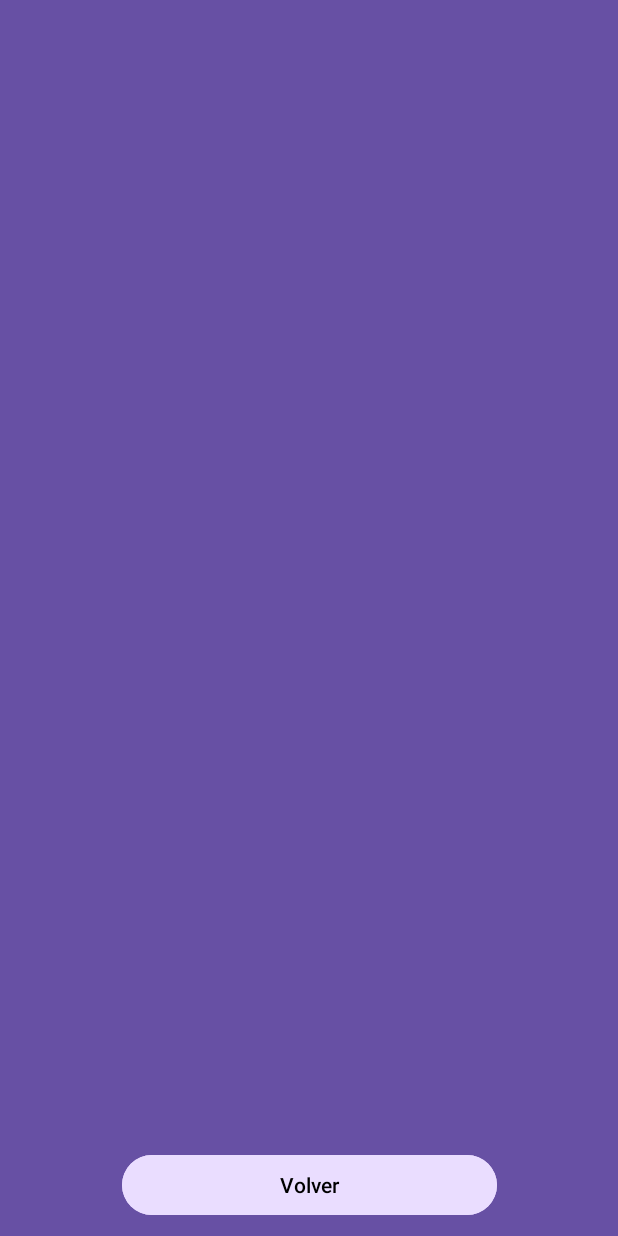
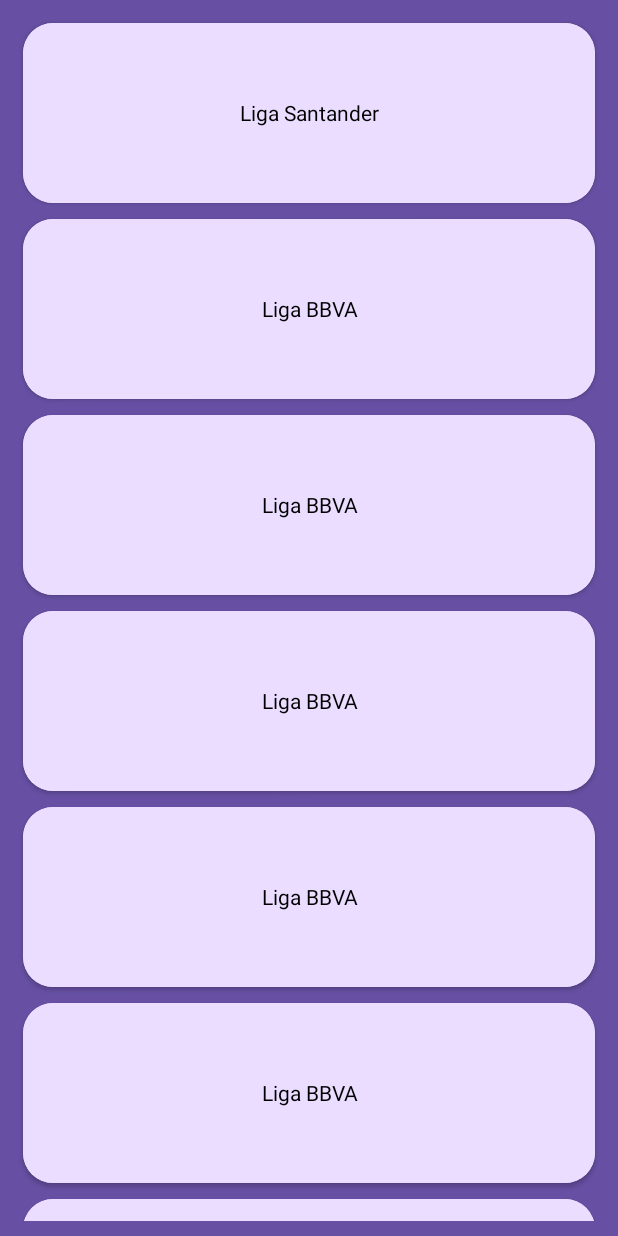
Before and after one commit to Javi-M79/AppLigas, an Android app: the fragment MainFragment shown on its own in the app's theme, on a phone screen of 412 x 824 dp. Run offline under Robolectric (Android 15) with nearby library versions, the phone set to English and light mode, and no system bars; 1 statement that could not run was skipped.

Commit message:
Actualizaciones e implementacion del Recycler para las ligas

```diff
--- a/app/src/main/AndroidManifest.xml
+++ b/app/src/main/AndroidManifest.xml
@@ -1,5 +1,6 @@
 <?xml version="1.0" encoding="utf-8"?>
 <manifest xmlns:android="http://schemas.android.com/apk/res/android"
+
     xmlns:tools="http://schemas.android.com/tools">
 
     <!-- INCLUIR CONEXION A INTERNET -->
--- a/app/src/main/java/com/example/appligas/Equipo.kt
+++ /dev/null
@@ -1,4 +0,0 @@
-package com.example.appligas
-
-class Equipo {
-}
--- a/app/src/main/java/com/example/appligas/Liga.kt
+++ /dev/null
@@ -1,4 +0,0 @@
-package com.example.appligas
-
-class Liga {
-}
--- /dev/null
+++ b/app/src/main/java/com/example/appligas/adapter/LigaAdapter.kt
@@ -0,0 +1,40 @@
+package com.example.appligas.adapter
+
+import android.content.Context
+import android.view.LayoutInflater
+import android.view.View
+import android.view.ViewGroup
+import android.widget.TextView
+import androidx.recyclerview.widget.RecyclerView
+import androidx.recyclerview.widget.RecyclerView.ViewHolder
+import com.example.appligas.R
+import com.example.appligas.model.Liga
+
+
+//FRAGMENT QUE HARA DE ADAPTADOR PARA EL RECYCLER DE LAS LIGAS
+class LigaAdapter(val listaLigas: ArrayList<Liga>, val context: Context) :
+    RecyclerView.Adapter<LigaAdapter.MyHolder>() {
+
+
+    class MyHolder(val item: View) : ViewHolder(item) {
+
+        var nombre: TextView = item.findViewById(R.id.nombreliga)
+
+    }
+
+    override fun onCreateViewHolder(parent: ViewGroup, viewType: Int): MyHolder {
+        val vista: View =
+            LayoutInflater.from(parent.context).inflate(R.layout.template_liga, parent, false)
+        return MyHolder(vista)
+    }
+
+    override fun getItemCount(): Int = listaLigas.size
+
+
+    override fun onBindViewHolder(holder: MyHolder, position: Int) {
+        //Quiero que el nombre de la liga lo traiga de una API
+        val liga: Liga = listaLigas[position]
+        holder.nombre.text = liga.nombre
+
+    }
+}
--- /dev/null
+++ b/app/src/main/java/com/example/appligas/model/Liga.kt
@@ -0,0 +1,10 @@
+package com.example.appligas.model
+
+import java.io.Serializable
+
+class Liga (var nombre: String
+) {
+
+
+
+}
--- a/app/src/main/java/com/example/appligas/ui/fragments/MainFragment.kt
+++ b/app/src/main/java/com/example/appligas/ui/fragments/MainFragment.kt
@@ -8,20 +8,23 @@ import android.view.View.OnClickListener
 import android.view.ViewGroup
 import androidx.fragment.app.Fragment
 import androidx.navigation.fragment.findNavController
+import androidx.recyclerview.widget.LinearLayoutManager
 import com.example.appligas.R
+import com.example.appligas.adapter.LigaAdapter
 import com.example.appligas.databinding.FragmentMainBinding
+import com.example.appligas.model.Liga
 
 class MainFragment : Fragment(), OnClickListener {
 
 
     private lateinit var binding: FragmentMainBinding
+    private lateinit var ligaAdapter: LigaAdapter
+    private var listaLigas: ArrayList<Liga> = ArrayList()
 
     //Metodo que ACOPLA los elementos de la pantalla con el Fragment.
     override fun onAttach(context: Context) {
         super.onAttach(context)
 
-        //Si pongo a escuchar este biton, la aplicacion no pasa de fragment y se cierra.???
-//        binding.btnback.setOnClickListener(this)
 
     }
 
@@ -35,28 +38,37 @@ class MainFragment : Fragment(), OnClickListener {
         binding = FragmentMainBinding.inflate(inflater, container, false)
         return binding.root
 
+
     }
 
+    //En este metodo incluimos la logica de la UI (escucha de botones, etc)
     override fun onViewCreated(view: View, savedInstanceState: Bundle?) {
         super.onViewCreated(view, savedInstanceState)
-
+        listaLigas.add(Liga("Liga Santander"))
+        listaLigas.add(Liga("Liga BBVA"))
+        listaLigas.add(Liga("Liga BBVA"))
+        listaLigas.add(Liga("Liga BBVA"))
+        listaLigas.add(Liga("Liga BBVA"))
+        listaLigas.add(Liga("Liga BBVA"))
+        listaLigas.add(Liga("Liga BBVA"))
+        listaLigas.add(Liga("Liga BBVA"))
+        listaLigas.add(Liga("Liga BBVA"))
+        //En vez d ethis se usa requiredContext
+        ligaAdapter = LigaAdapter(listaLigas, requireContext())
+        binding.recyclerLigas.adapter = ligaAdapter
+        binding.recyclerLigas.layoutManager = LinearLayoutManager(requireContext())
+        binding.btnback.setOnClickListener(this)
     }
 
 
     //Metodo que DESACOPLA los elementos de la pantalla con el Fragment.
     override fun onDetach() {
-        super.onDetach()
-    }
+        super.onDetach()    }
 
     override fun onClick(v: View?) {
         when (v?.id) {
 
-            //No funciona este metodo.??
-            binding.btnback.id -> {
-                findNavController().navigate(R.id.action_mainFragment_to_loginFragment)
+
             }
         }
     }
-
-
-}
--- a/app/src/main/res/layout/fragment_login.xml
+++ b/app/src/main/res/layout/fragment_login.xml
@@ -113,7 +113,7 @@
         android:layout_width="150dp"
         android:layout_height="wrap_content"
         android:layout_marginTop="40dp"
-        android:backgroundTint="@color/button"
+        android:backgroundTint="@color/componentes"
         android:text="Entrar"
         android:textColor="@color/black"
         app:layout_constraintEnd_toStartOf="@+id/guidelinevertical"
@@ -125,7 +125,7 @@
         android:layout_width="150dp"
         android:layout_height="wrap_content"
         android:layout_marginTop="40dp"
-        android:backgroundTint="@color/button"
+        android:backgroundTint="@color/componentes"
         android:text="Registro"
         android:textColor="@color/black"
         app:layout_constraintEnd_toEndOf="parent"
--- a/app/src/main/res/layout/fragment_main.xml
+++ b/app/src/main/res/layout/fragment_main.xml
@@ -15,24 +15,11 @@
         android:id="@+id/recyclerLigas"
         android:layout_width="0dp"
         android:layout_height="0dp"
-        app:layout_constraintBottom_toTopOf="@+id/btnback"
+        app:layout_constraintBottom_toBottomOf="parent"
         app:layout_constraintEnd_toEndOf="parent"
         app:layout_constraintStart_toStartOf="parent"
         app:layout_constraintTop_toTopOf="parent" />
 
-    <Button
-        android:id="@+id/btnback"
-        android:layout_width="250dp"
-        android:layout_height="wrap_content"
-        android:layout_gravity="center"
-        android:layout_marginTop="25dp"
-        android:backgroundTint="@color/button"
-        android:text="Volver"
-        app:layout_constraintBottom_toBottomOf="parent"
-        app:layout_constraintEnd_toEndOf="parent"
-        app:layout_constraintStart_toStartOf="parent"
-        app:layout_constraintTop_toBottomOf="@id/recyclerLigas"
-        android:textColor="@color/black" />
 
 
 
--- a/app/src/main/res/layout/template_equipo.xml
+++ b/app/src/main/res/layout/template_equipo.xml
@@ -54,4 +54,4 @@
     </LinearLayout>
 
 
-</androidx.cardview.widget.CardView><?xml version="1.0" encoding="utf-8"?>
+</androidx.cardview.widget.CardView>
--- /dev/null
+++ b/app/src/main/res/layout/template_liga.xml
@@ -0,0 +1,33 @@
+<?xml version="1.0" encoding="utf-8"?>
+<androidx.cardview.widget.CardView xmlns:android="http://schemas.android.com/apk/res/android"
+    xmlns:app="http://schemas.android.com/apk/res-auto"
+    android:id="@+id/templateLiga"
+    android:layout_width="match_parent"
+
+    android:layout_height="120dp"
+    android:layout_marginHorizontal="5dp"
+    android:layout_marginVertical="5dp"
+    app:cardCornerRadius="20dp">
+
+
+    <LinearLayout
+        android:layout_width="match_parent"
+        android:layout_height="match_parent"
+        android:textAlignment="center"
+        android:background="@color/componentes"
+
+        android:orientation="vertical">
+
+        <TextView
+            android:id="@+id/nombreliga"
+            android:layout_width="match_parent"
+            android:layout_height="wrap_content"
+            android:textAlignment="center"
+            android:paddingVertical="50dp"
+            android:text="Nombre de la liga"
+            android:textColor="@color/black" />
+
+    </LinearLayout>
+
+
+</androidx.cardview.widget.CardView>
--- a/app/src/main/res/values/colors.xml
+++ b/app/src/main/res/values/colors.xml
@@ -5,7 +5,7 @@
 
 
     <!--COLORES PERSONALIZADOS APP-->
-    <color name="button">#EADDFF</color>
+    <color name="componentes">#EADDFF</color>
     <color name="backgrounddapp">#6750A4</color>
 
 
--- a/gradle/libs.versions.toml
+++ b/gradle/libs.versions.toml
@@ -1,5 +1,5 @@
 [versions]
-agp = "8.3.1"
+agp = "8.3.2"
 kotlin = "1.9.0"
 coreKtx = "1.12.0"
 junit = "4.13.2"
```
Also changed, not shown: app/src/main/java/com/example/appligas/adapter/EquipoAdapter.kt (renamed from app/src/main/java/com/example/appligas/adapter/EquiposAdapter.kt, +4 -6 lines), app/src/main/java/com/example/appligas/adapter/LigasAdapter.kt (deleted, +0 -33 lines), app/src/main/java/com/example/appligas/model/Equipo.kt (added, +7 -0 lines), app/src/main/res/layout/fragment_second.xml (added, +35 -0 lines), app/src/main/res/navigation/nav_graph.xml (+11 -1 lines), app/src/main/res/drawable/addfavorites.png (added).
